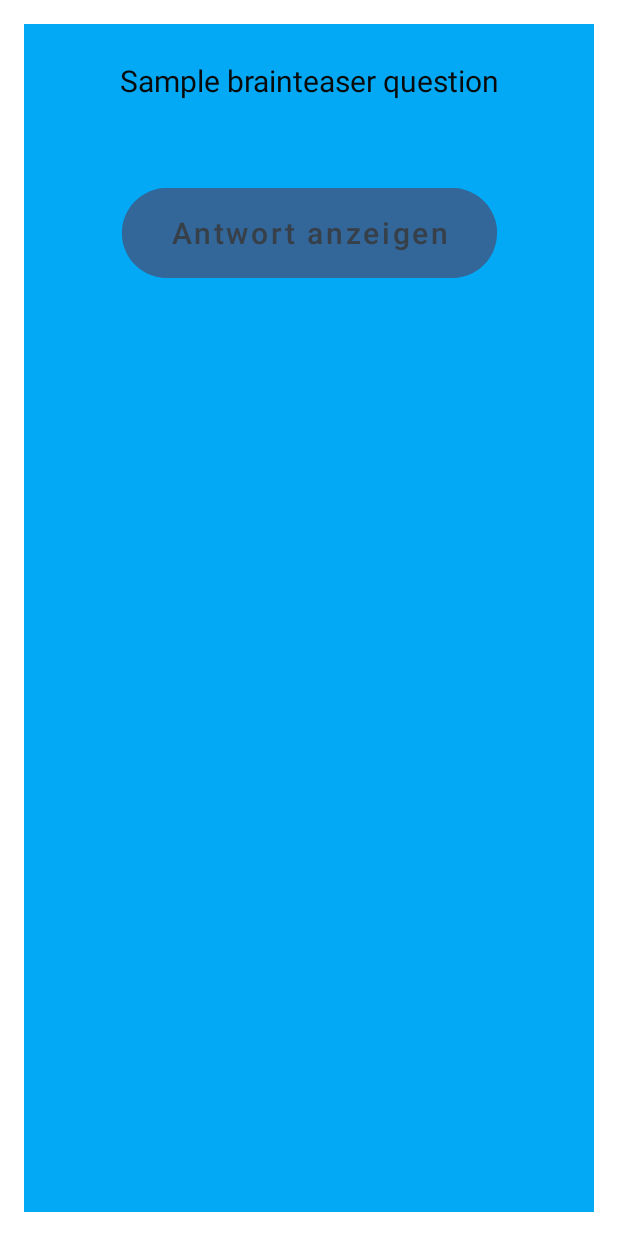
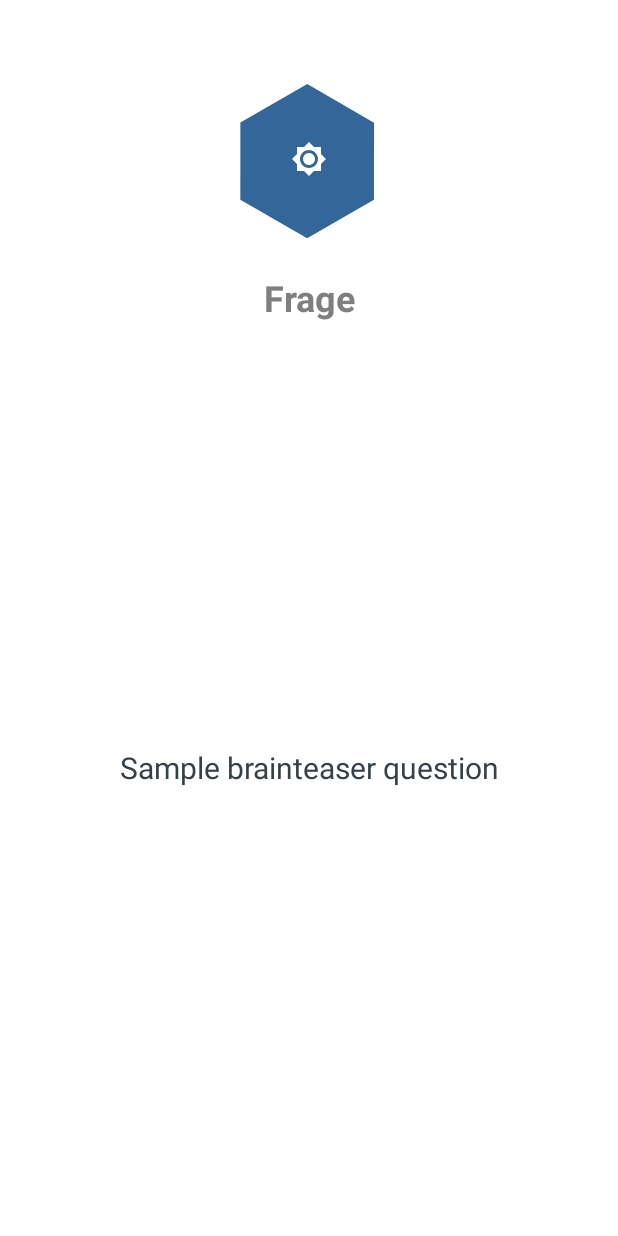
Before and after one commit to JCNetwork-e-V/androidapp-androidapp, an Android app: the layout brainteaser_card.xml on its own in the app's theme, with its tools: preview values and no code run, on a phone screen of 412 x 824 dp. Run offline under Robolectric (Android 15) with nearby library versions, the phone set to English and light mode, and no system bars; Roboto replaces fonts that are not available here.

Commit message:
brainteaser section design implemented

```diff
--- a/app/src/main/res/layout/brainteaser_card.xml
+++ b/app/src/main/res/layout/brainteaser_card.xml
@@ -1,6 +1,5 @@
 <?xml version="1.0" encoding="utf-8"?>
 <com.google.android.material.card.MaterialCardView
-    android:background="@drawable/color_gradient"
     android:layout_width="match_parent"
     android:layout_height="match_parent"
     android:layout_margin="16dp"
@@ -12,37 +11,55 @@
 
     <androidx.constraintlayout.widget.ConstraintLayout
         android:layout_width="match_parent"
-        android:layout_height="match_parent"
-        android:background="#03A9F4">
+        android:layout_height="match_parent" >
+
+        <ImageButton
+            android:id="@+id/brain_button"
+            android:layout_width="120dp"
+            android:layout_height="120dp"
+            android:layout_marginTop="30dp"
+            android:background="@drawable/hexagon_button"
+            android:foreground="@drawable/ic_baseline_bright"
+            android:foregroundGravity="center"
+            android:scaleType="fitCenter"
+            android:adjustViewBounds="true"
+            app:layout_constraintTop_toTopOf="parent"
+            app:layout_constraintStart_toStartOf="parent"
+            app:layout_constraintEnd_toEndOf="parent"
+            android:contentDescription="@string/just_decoration_for_brainteaser_question" />
 
         <TextView
-            android:id="@+id/brainteaser_question_tv"
+            android:id="@+id/titel"
             android:layout_width="match_parent"
             android:layout_height="wrap_content"
-            android:layout_marginTop="16dp"
-            android:padding="8dp"
-            android:text="Sample brainteaser question"
+            android:textSize="24sp"
+            android:textStyle="bold"
             android:textAlignment="center"
-            android:textColor="@color/black"
-            android:textSize="20sp"
+            android:layout_margin="16dp"
+            android:text="@string/frage"
+            app:layout_constraintTop_toBottomOf="@id/brain_button"
+            app:layout_constraintStart_toStartOf="parent"
+            app:layout_constraintEnd_toEndOf="parent"/>
+
+        <ScrollView
+            android:layout_width="match_parent"
+            android:layout_height="wrap_content"
+            app:layout_constraintBottom_toBottomOf="parent"
             app:layout_constraintEnd_toEndOf="parent"
             app:layout_constraintStart_toStartOf="parent"
-            app:layout_constraintTop_toTopOf="parent" />
+            app:layout_constraintTop_toBottomOf="@+id/titel">
 
-        <Button
-            android:id="@+id/login_btn"
-            android:layout_width="250dp"
-            android:layout_height="60dp"
-            android:layout_marginTop="50dp"
-            android:background="@drawable/login_button"
-            android:elevation="8dp"
-            android:text="Antwort anzeigen"
-            android:textAllCaps="false"
-            android:textColor="@color/colorPrimaryDark"
-            android:textSize="20sp"
-            app:layout_constraintEnd_toEndOf="parent"
-            app:layout_constraintStart_toStartOf="parent"
-            app:layout_constraintTop_toBottomOf="@id/brainteaser_question_tv" />
+            <TextView
+                android:id="@+id/brainteaser_question_tv"
+                android:layout_width="match_parent"
+                android:layout_height="wrap_content"
+                android:padding="8dp"
+                android:text="@string/sample_brainteaser_question"
+                android:textAlignment="center"
+                android:textColor="@color/colorPrimaryDark"
+                android:textSize="20sp" />
+
+        </ScrollView>
 
     </androidx.constraintlayout.widget.ConstraintLayout>
 
--- a/app/src/main/res/values/strings.xml
+++ b/app/src/main/res/values/strings.xml
@@ -86,5 +86,9 @@
     <string name="brainteaser">Brainteaser</string>
     <string name="unternehmen">Unternehmen</string>
     <string name="mitmachen">Mitmachen</string>
+    <string name="antwort_anzeigen">Antwort anzeigen</string>
+    <string name="sample_brainteaser_question">Sample brainteaser question</string>
+    <string name="just_decoration_for_brainteaser_question">Just decoration for brainteaser question</string>
+    <string name="frage">Frage</string>
 
 </resources>
```
Also changed, not shown: app/src/main/java/com/jcnetwork/android/jctestapp1/fragments/BrainteaserFragment.java (+34 -10 lines), app/src/main/java/com/jcnetwork/android/jctestapp1/models/Brainteaser.java (+17 -0 lines), app/src/main/java/com/jcnetwork/android/jctestapp1/ui/BrainteaserActivity.java (+52 -19 lines), app/src/main/res/layout/activity_brainteaser.xml (+10 -1 lines).
